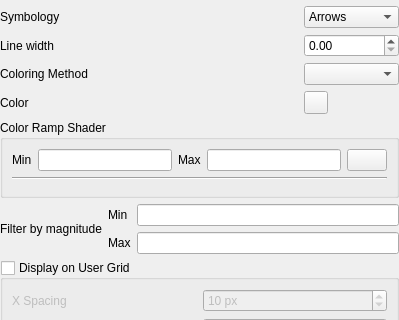
The window that src/ui/mesh/qgsmeshrenderervectorsettingswidgetbase.ui (qgis/QGIS) describes before a commit, drawn with Qt 5; both pictures show x 0 to 399 and y 0 to 320 of the 399 by 861 pixel window.
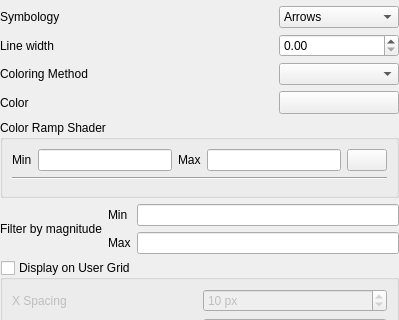
The same window after the commit. Icons and pictures are not drawn. Custom widgets are drawn as their Qt base class.

Commit message: Set color widget minimal size to avoid they shrink while resizing dialog

Diff of the .ui file:
```diff
--- a/src/ui/mesh/qgsmeshrenderervectorsettingswidgetbase.ui
+++ b/src/ui/mesh/qgsmeshrenderervectorsettingswidgetbase.ui
@@ -27,7 +27,14 @@
     <number>0</number>
    </property>
    <item row="5" column="1">
-    <widget class="QgsColorButton" name="mColorWidget"/>
+    <widget class="QgsColorButton" name="mColorWidget">
+     <property name="minimumSize">
+      <size>
+       <width>120</width>
+       <height>0</height>
+      </size>
+     </property>
+    </widget>
    </item>
    <item row="4" column="1">
     <widget class="QComboBox" name="mColoringMethodComboBox"/>
```
The commit also changes 1 other file.
